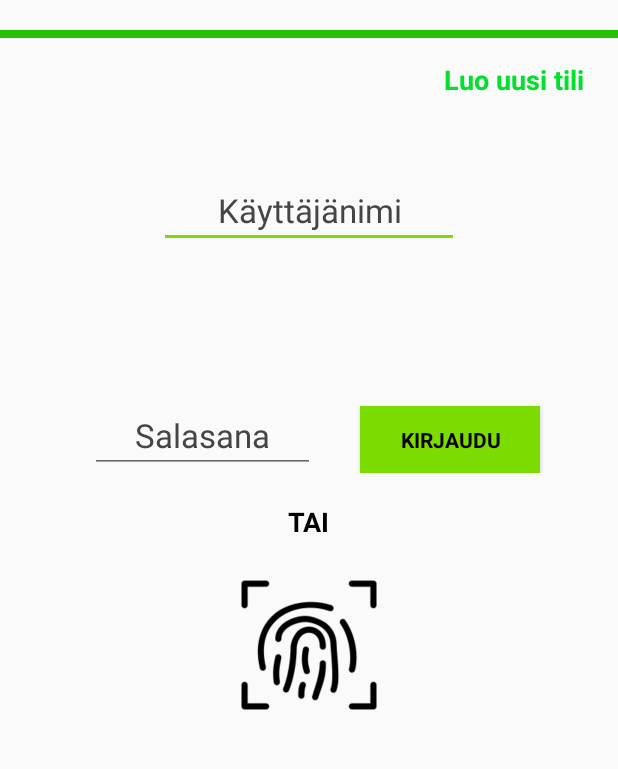
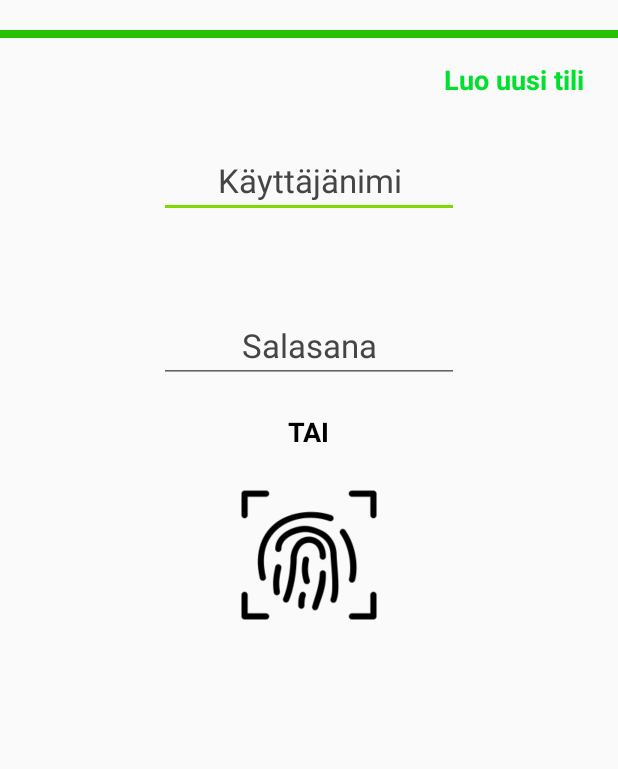
Before and after one commit to t7tuta00/Kinesampo, an Android app: the screen it shows after launch (MainActivity), on a phone screen of 412 x 824 dp, the part 255-1024 px from its top. Run offline under Robolectric (Android 15) with nearby library versions, the phone set to English and light mode, and no system bars.

Commit message:
'kirjautumisnäkymä'

```diff
--- a/app/src/main/java/com/example/toiminnallisuusv1/MainActivity.java
+++ b/app/src/main/java/com/example/toiminnallisuusv1/MainActivity.java
@@ -5,12 +5,17 @@ import androidx.appcompat.widget.Toolbar;
 
 import android.content.Intent;
 import android.os.Bundle;
+import android.text.Editable;
+import android.text.TextWatcher;
 import android.view.Menu;
 import android.view.MenuItem;
 import android.view.View;
 import android.widget.Button;
+import android.widget.EditText;
 
 public class MainActivity extends AppCompatActivity {
+
+    Button salasanaButton;
 
     @Override
     protected void onCreate(Bundle savedInstanceState) {
@@ -20,6 +25,26 @@ public class MainActivity extends AppCompatActivity {
         Toolbar toolbar = (Toolbar) findViewById(R.id.toolbar);
         setSupportActionBar(toolbar);
         getSupportActionBar().setDisplayShowTitleEnabled(false);
+
+        salasanaButton = findViewById(R.id.signInButton);
+
+        final EditText salasanaEdit = (EditText) findViewById(R.id.password);
+        salasanaEdit.addTextChangedListener(new TextWatcher() {
+
+            @Override
+            public void beforeTextChanged(CharSequence s, int start, int count, int after) {
+            }
+
+            @Override
+            public void onTextChanged(CharSequence s, int start, int before, int count) {
+                salasanaButton.setVisibility(View.VISIBLE);
+            }
+
+            @Override
+            public void afterTextChanged(Editable s) {
+                salasanaButton.setVisibility(View.VISIBLE);
+            }
+        });
     }
 
     public boolean onCreateOptionsMenu(Menu menu) {
--- a/app/src/main/res/layout/activity_main.xml
+++ b/app/src/main/res/layout/activity_main.xml
@@ -48,7 +48,7 @@
     <EditText
         android:id="@+id/editText"
         android:layout_width="200dp"
-        android:layout_marginTop="50dp"
+        android:layout_marginTop="30dp"
         android:layout_height="wrap_content"
         android:gravity="center"
         android:layout_gravity="center"
@@ -61,38 +61,33 @@
     <LinearLayout
         android:layout_width="match_parent"
         android:layout_height="match_parent"
-        android:orientation="vertical"
-        android:layout_marginTop="100dp">
-
-        <LinearLayout
-            android:layout_width="match_parent"
-            android:layout_height="wrap_content"
-            android:orientation="horizontal">
+        android:orientation="vertical">
 
         <EditText
             android:id="@+id/password"
-            android:layout_width="150dp"
+            android:layout_width="200dp"
             android:layout_height="wrap_content"
             android:gravity="center"
             android:inputType="textPassword"
-            android:layout_marginLeft="60dp"
+            android:layout_marginTop="60dp"
+            android:layout_gravity="center"
             android:textColorHint="@color/hintColor"
             android:hint="Salasana"
             android:textSize="22dp"/>
 
             <Button
                 android:id="@+id/signInButton"
-                android:layout_marginLeft="30dp"
+                android:layout_gravity="center"
                 style="?android:textAppearanceSmall"
                 android:textStyle="bold"
                 android:textColor="@android:color/black"
                 android:background="@color/colorAccent"
                 android:layout_width="120dp"
+                android:layout_marginTop="20dp"
                 android:layout_height="45dp"
+                android:visibility="gone"
                 android:onClick="kirjauduIntent"
                 android:text="Kirjaudu"/>
-
-        </LinearLayout>
 
         <TextView
             android:layout_width="wrap_content"
@@ -106,7 +101,7 @@
             android:text="TAI"/>
 
     <Button
-        android:id="@+id/button"
+        android:id="@+id/fingerPrintButton"
         android:onClick="kirjauduIntent"
         android:layout_gravity="center"
         style="?android:attr/borderlessButtonStyle"
```
Also changed, not shown: app/src/main/res/layout/activity_new_user.xml (+13 -1 lines).
